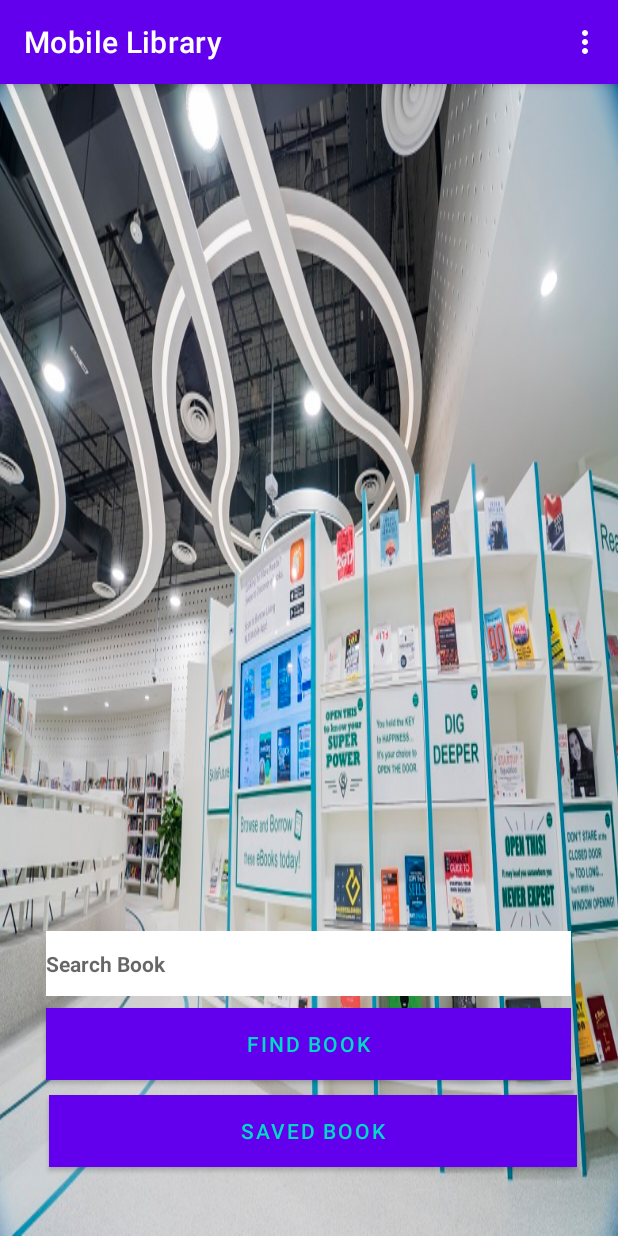
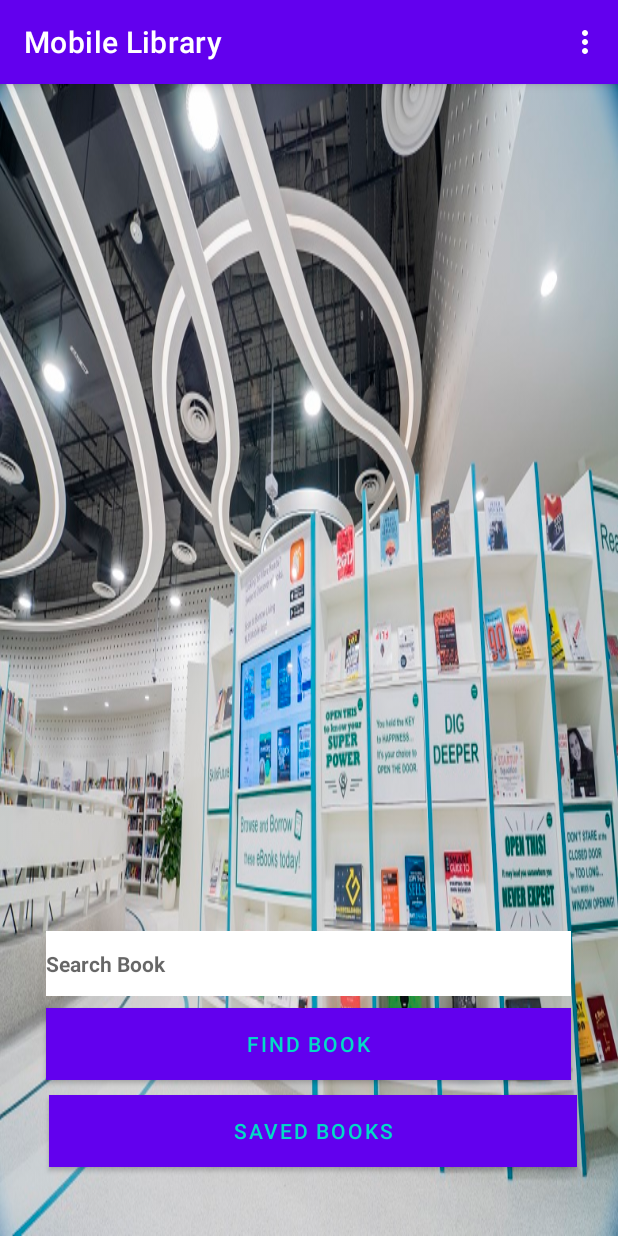
Before and after one commit to Joseph-beep-tech/Mobile-Library, an Android app: the screen it shows after launch once a user with an empty profile is signed in (MainActivity), on a phone screen of 412 x 824 dp. Run offline under Robolectric (Android 15) with nearby library versions, the phone set to English and light mode, and no system bars; our stand-ins replace ButterKnife, Firebase (no records; nobody signed in at launch, a user with empty details on screens opened directly); Roboto replaces fonts that are not available here.

Commit message:
title instance

```diff
--- a/app/src/main/res/layout/activity_main.xml
+++ b/app/src/main/res/layout/activity_main.xml
@@ -42,7 +42,7 @@
         android:layout_marginEnd="27dp"
         android:layout_marginBottom="46dp"
         android:background="#66cdaa"
-        android:text="Saved book"
+        android:text="Saved books"
         android:textColor="@color/design_default_color_secondary"
         android:visibility="visible" />
 
```
